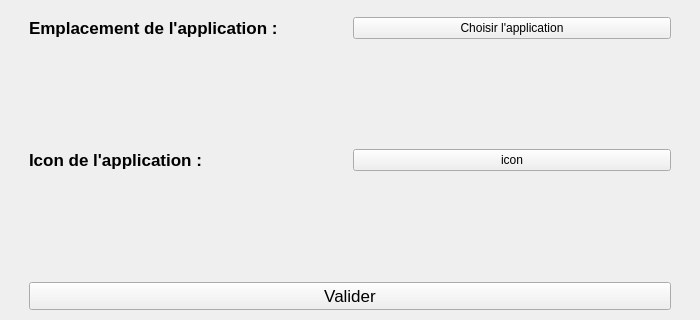
This is gui/setting/arrerasettingui.ui in Arrera-Software/Arrera-Interface as Qt 5 draws it before an edit; both pictures show x 0 to 700 and y 377 to 697 of the 700 by 855 pixel window. The edited form follows.
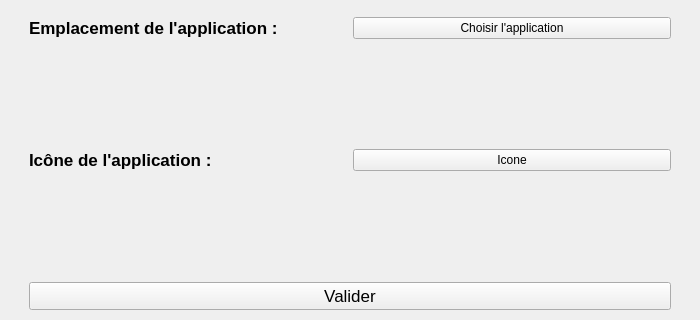
This is the edited form. The open tabs and pages were chosen to show the change. Icons and pictures are not drawn. Custom widgets are drawn as their Qt base class.

Commit message: Correction des faute d'orthographe

Patch:
```diff
--- a/gui/setting/arrerasettingui.ui
+++ b/gui/setting/arrerasettingui.ui
@@ -1641,7 +1641,7 @@
                 </font>
                </property>
                <property name="text">
-                <string>Icon de l'application : </string>
+                <string>Icône de l'application :</string>
                </property>
               </widget>
              </item>
@@ -1660,7 +1660,7 @@
                 </size>
                </property>
                <property name="text">
-                <string>icon</string>
+                <string>Icone</string>
                </property>
               </widget>
              </item>
```
Left out of the diff: 6 changed lines with no effect on the pictures.
